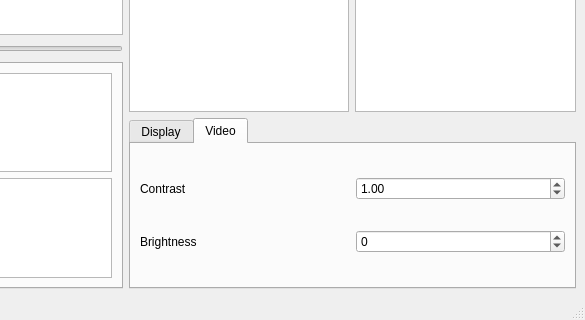
First picture: the form in cscreener/main-window.ui, repository hongw-lab/CScreener, before the edit; both pictures show x 781 to 1366 and y 448 to 768 of the 1366 by 768 pixel window.
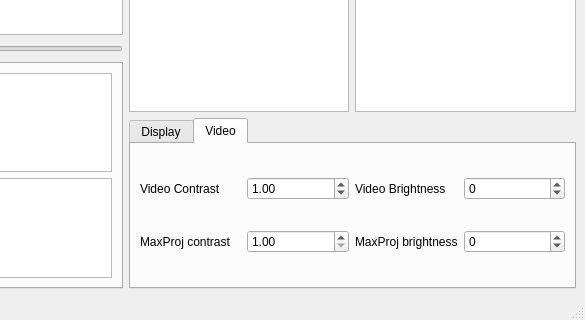
Second picture: the form after the edit. The open tabs and pages were chosen to show the change. Custom widgets are drawn as their Qt base class.

Commit message: zoom, video display

Patch:
```diff
--- a/cscreener/main-window.ui
+++ b/cscreener/main-window.ui
@@ -373,14 +373,14 @@
           <item row="0" column="0">
            <widget class="QLabel" name="label_2">
             <property name="text">
-             <string>Contrast</string>
+             <string>Video Contrast</string>
             </property>
            </widget>
           </item>
           <item row="0" column="1">
            <widget class="QDoubleSpinBox" name="contrast_spinbox">
             <property name="maximum">
-             <double>3.000000000000000</double>
+             <double>10.000000000000000</double>
             </property>
             <property name="singleStep">
              <double>0.010000000000000</double>
@@ -390,14 +390,14 @@
             </property>
            </widget>
           </item>
-          <item row="1" column="0">
+          <item row="0" column="2">
            <widget class="QLabel" name="label_3">
             <property name="text">
-             <string>Brightness</string>
+             <string>Video Brightness</string>
             </property>
            </widget>
           </item>
-          <item row="1" column="1">
+          <item row="0" column="3">
            <widget class="QSpinBox" name="brightness_spinbox">
             <property name="minimum">
              <number>-255</number>
@@ -407,6 +407,43 @@
             </property>
            </widget>
           </item>
+          <item row="1" column="0">
+           <widget class="QLabel" name="label_4">
+            <property name="text">
+             <string>MaxProj contrast</string>
+            </property>
+           </widget>
+          </item>
+          <item row="1" column="1">
+           <widget class="QDoubleSpinBox" name="maxproj_contrast_spinbox">
+            <property name="minimum">
+             <double>1.000000000000000</double>
+            </property>
+            <property name="maximum">
+             <double>10.000000000000000</double>
+            </property>
+            <property name="singleStep">
+             <double>0.100000000000000</double>
+            </property>
+           </widget>
+          </item>
+          <item row="1" column="2">
+           <widget class="QLabel" name="label_5">
+            <property name="text">
+             <string>MaxProj brightness</string>
+            </property>
+           </widget>
+          </item>
+          <item row="1" column="3">
+           <widget class="QSpinBox" name="maxproj_brightness_spinbox">
+            <property name="minimum">
+             <number>-255</number>
+            </property>
+            <property name="maximum">
+             <number>255</number>
+            </property>
+           </widget>
+          </item>
          </layout>
         </widget>
        </widget>
```
Left out of the diff: 4 changed lines with no effect on the pictures. The commit also changes 6 other files.
